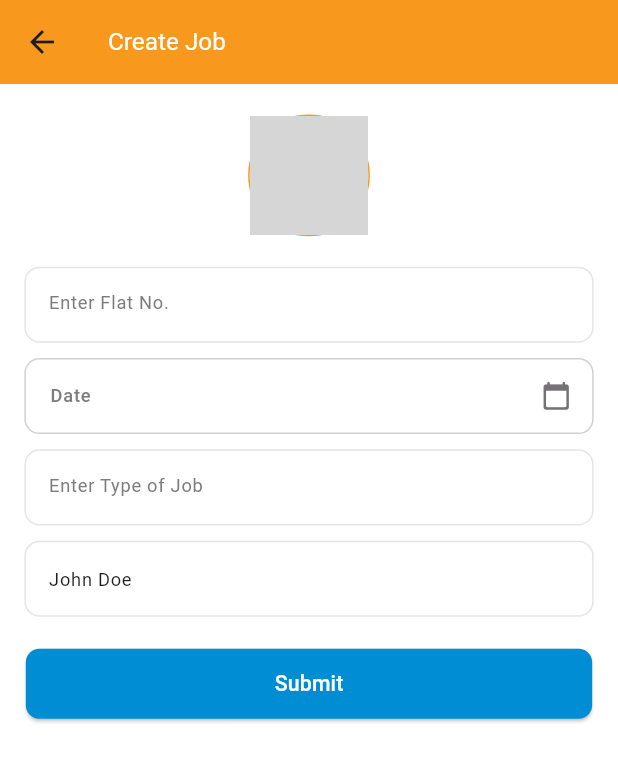
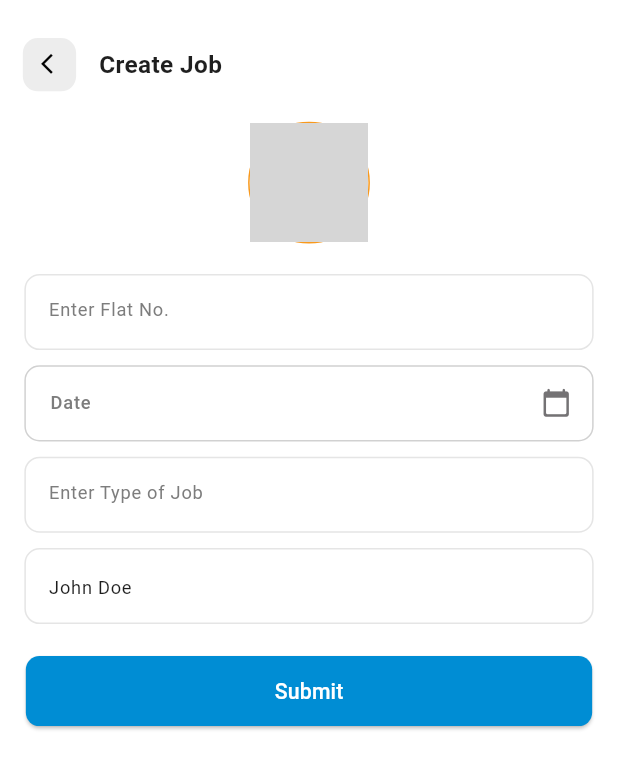
Before and after one commit to athul-velloth/just-connect, a Flutter app: the OwnerDashboard screen opened directly, after a tap on the "add" icon, on a phone screen of 412 x 824 dp. Shown: the top 769 px of the screen. Run offline on Flutter 3.47's test engine with Material 3 defaults, Android fonts, the phone set to English and light mode, and no system bars; our stand-ins replace flutter_screenutil, get, image_picker, permission_handler; network calls fail; grey boxes are pictures that could not be loaded.

Commit message:
updated app bar.

```diff
--- a/lib/Ui/owner_dashboard/create_job.dart
+++ b/lib/Ui/owner_dashboard/create_job.dart
@@ -30,25 +30,63 @@ class _CreateJobState extends State<CreateJob> {
 
   @override
   Widget build(BuildContext context) {
-    return Scaffold(
+    return SafeArea(
+      top: false,
+      child: Scaffold(
         backgroundColor: ColorConstant.white,
-      appBar: AppBar(
-        title: Text(
+        body: Column(
+          children: [
+            SizedBox(
+              height: MediaQuery.of(context).viewPadding.top,
+            ),
+            Padding(
+              padding: EdgeInsets.only(
+                  left: SizeConstant.getHeightWithScreen(15),
+                  top: SizeConstant.topPadding,
+                  right: SizeConstant.getHeightWithScreen(15)),
+              child: Row(
+                crossAxisAlignment: CrossAxisAlignment.center,
+                children: [
+                  GestureDetector(
+                    onTap: () {
+                      Navigator.of(context).pop();
+                    },
+                    child: Container(
+                      height: SizeConstant.getHeightWithScreen(35),
+                      width: SizeConstant.getHeightWithScreen(35),
+                      padding: EdgeInsets.only(
+                          left: SizeConstant.getHeightWithScreen(12),
+                          bottom: SizeConstant.getHeightWithScreen(10),
+                          right: SizeConstant.getHeightWithScreen(9),
+                          top: SizeConstant.getHeightWithScreen(9)),
+                      decoration: BoxDecoration(
+                        color: ColorConstant.vibBgColor,
+                        borderRadius: const BorderRadius.all(
+                          Radius.circular(10),
+                        ),
+                      ),
+                      child: Icon(
+                        Icons.arrow_back_ios,
+                        color: ColorConstant.black,
+                        size: SizeConstant.getHeightWithScreen(16),
+                      ),
+                    ),
+                  ),
+                  Padding(
+                    padding: EdgeInsets.only(
+                        left: SizeConstant.getHeightWithScreen(15)),
+                    child: Text(
                       Strings.createJob,
                       style: TextStyle(
-              color: ColorConstant.white,
+                        color: ColorConstant.black.withOpacity(0.88),
                         fontSize: SizeConstant.largeFont,
-              fontWeight: FontWeight.w400),
+                        fontWeight: FontWeight.w600,
                       ),
                     ),
-      body: SafeArea(
-        top: true,
-        child: Padding(
-          padding: EdgeInsets.only(
-              left: SizeConstant.horizontalPadding,
-              right: SizeConstant.horizontalPadding),
-          child: Column(
-            children: [
+                  ),
+                ],
+              ),
+            ),
             SizedBox(height: SizeConstant.getHeightWithScreen(20)),
             Container(
               width: SizeConstant.getHeightWithScreen(80),
@@ -70,7 +108,10 @@ class _CreateJobState extends State<CreateJob> {
               ),
             ),
             SizedBox(height: SizeConstant.getHeightWithScreen(20)),
-              CommonTextInputField(
+            Padding(
+              padding: EdgeInsets.symmetric(
+                  horizontal: SizeConstant.horizontalPadding),
+              child: CommonTextInputField(
                 textInputType: TextInputType.number,
                 showLabel: false,
                 height: SizeConstant.getHeightWithScreen(50),
@@ -82,8 +123,12 @@ class _CreateJobState extends State<CreateJob> {
                   setState(() {});
                 },
               ),
+            ),
             SizedBox(height: SizeConstant.getHeightWithScreen(10)),
-              GestureDetector(
+            Padding(
+              padding: EdgeInsets.symmetric(
+                  horizontal: SizeConstant.horizontalPadding),
+              child: GestureDetector(
                 onTap: () async {
                   await selectDate(_ownerController.dateController, (value) {});
                   setState(() {});
@@ -124,8 +169,12 @@ class _CreateJobState extends State<CreateJob> {
                   ),
                 ),
               ),
+            ),
             SizedBox(height: SizeConstant.getHeightWithScreen(10)),
-              CommonTextInputField(
+            Padding(
+              padding: EdgeInsets.symmetric(
+                  horizontal: SizeConstant.horizontalPadding),
+              child: CommonTextInputField(
                 textInputType: TextInputType.text,
                 showLabel: false,
                 height: SizeConstant.getHeightWithScreen(50),
@@ -137,8 +186,12 @@ class _CreateJobState extends State<CreateJob> {
                   setState(() {});
                 },
               ),
+            ),
             SizedBox(height: SizeConstant.getHeightWithScreen(10)),
-              CommonTextInputField(
+            Padding(
+              padding: EdgeInsets.symmetric(
+                  horizontal: SizeConstant.horizontalPadding),
+              child: CommonTextInputField(
                 textInputType: TextInputType.text,
                 showLabel: false,
                 isDisabled: true,
@@ -151,12 +204,19 @@ class _CreateJobState extends State<CreateJob> {
                   setState(() {});
                 },
               ),
+            ),
             SizedBox(height: SizeConstant.getHeightWithScreen(20)),
-              CommonButton(
+            Padding(
+              padding: EdgeInsets.symmetric(
+                  horizontal: SizeConstant.horizontalPadding),
+              child: CommonButton(
                   bgColor: ColorConstant.outletButtonColor,
                   btnHeight: SizeConstant.getHeightWithScreen(48),
                   onTap: () {
-                    if(_ownerController.faltNoController.text.isNotEmpty && _ownerController.dateController.text.isNotEmpty && _ownerController.typeController.text.isNotEmpty && _ownerController.nameController.text.isNotEmpty){}
+                    if (_ownerController.faltNoController.text.isNotEmpty &&
+                        _ownerController.dateController.text.isNotEmpty &&
+                        _ownerController.typeController.text.isNotEmpty &&
+                        _ownerController.nameController.text.isNotEmpty) {}
                     // String pattern =
                     //     r'^[a-zA-Z0-9._%+-]+@[a-zA-Z0-9.-]+\.[a-zA-Z]{2,}$';
                     // RegExp regex = RegExp(pattern);
@@ -165,8 +225,8 @@ class _CreateJobState extends State<CreateJob> {
                     // }
                   },
                   label: Strings.submit),
+            ),
           ],
-          ),
         ),
       ),
     );
--- a/lib/Ui/owner_dashboard/job_card.dart
+++ b/lib/Ui/owner_dashboard/job_card.dart
@@ -27,9 +27,7 @@ class JobCard extends StatelessWidget {
 
   @override
   Widget build(BuildContext context) {
-    return Padding(
-      padding: const EdgeInsets.all(8.0),
-      child: Column(children: [
+    return Column(children: [
       Container(
         padding: EdgeInsets.only(
           left: SizeConstant.getHeightWithScreen(10),
@@ -117,8 +115,7 @@ class JobCard extends StatelessWidget {
           ],
         ),
       ),
-      ]),
-    );
+    ]);
   }
 
   // Function to initiate a phone call
--- a/lib/Ui/owner_dashboard/owner_dashboard.dart
+++ b/lib/Ui/owner_dashboard/owner_dashboard.dart
@@ -4,6 +4,7 @@ import 'package:get/get.dart';
 import 'package:get/get_navigation/get_navigation.dart';
 import 'package:justconnect/Ui/owner_dashboard/create_job.dart';
 import 'package:justconnect/Ui/owner_dashboard/job_card.dart';
+import 'package:justconnect/Ui/worker_dashboard/home.dart';
 import 'package:justconnect/constants/color_constants.dart';
 import 'package:justconnect/constants/size_constants.dart';
 import 'package:justconnect/constants/strings.dart';
@@ -20,7 +21,9 @@ class _OwnerDashboardState extends State<OwnerDashboard> {
   final OwnerController _ownerController = Get.put(OwnerController());
   @override
   Widget build(BuildContext context) {
-    return Scaffold(
+    return SafeArea(
+      top: false,
+      child: Scaffold(
         backgroundColor: ColorConstant.white,
         floatingActionButton: FloatingActionButton(
           backgroundColor: ColorConstant.primaryColor,
@@ -36,41 +39,50 @@ class _OwnerDashboardState extends State<OwnerDashboard> {
             color: ColorConstant.white,
           ),
         ),
-      appBar: AppBar(
-        automaticallyImplyLeading: false,
-        title: Text(
+        body: Column(
+          children: [
+            SizedBox(
+              height: MediaQuery.of(context).viewPadding.top,
+            ),
+            Padding(
+              padding: EdgeInsets.only(
+                  left: SizeConstant.horizontalPadding,
+                  top: SizeConstant.topPadding,
+                  right: SizeConstant.horizontalPadding),
+              child: Row(
+                mainAxisAlignment: MainAxisAlignment.spaceBetween,
+                children: [
+                  Text(
                     Strings.ownerDashboard,
                     style: TextStyle(
-              color: ColorConstant.white,
+                      color: ColorConstant.black.withOpacity(0.88),
                       fontSize: SizeConstant.largeFont,
-              fontWeight: FontWeight.w400),
+                      fontWeight: FontWeight.w600,
                     ),
-        actions: [
-          IconButton(
-              onPressed: () {
-                // navigate to worker's list
+                  ),
+                  GestureDetector(
+                    onTap: () {
+                      Get.to(() => const Home());
                     },
-              icon: Icon(
+                    child: Icon(
                       Icons.exit_to_app,
                       size: SizeConstant.getHeightWithScreen(26),
-                color: ColorConstant.white,
-              ))
+                      color: ColorConstant.black.withOpacity(0.88),
+                    ),
+                  ),
                 ],
               ),
-      body: SafeArea(
-        top: true,
-        child: Padding(
-          padding: EdgeInsets.only(
-              left: SizeConstant.horizontalPadding,
-              right: SizeConstant.horizontalPadding),
-          child: Column(
-            children: [
+            ),
             SizedBox(height: SizeConstant.getHeightWithScreen(20)),
-              Expanded(
+            Padding(
+              padding: EdgeInsets.symmetric(
+                  horizontal: SizeConstant.horizontalPadding),
+              child: Expanded(
                 child: ListView.separated(
+                    padding: EdgeInsets.zero,
                     separatorBuilder: (context, index) {
-                      return const SizedBox(
-                        height: 5,
+                      return SizedBox(
+                        height: SizeConstant.getHeightWithScreen(5),
                       );
                     },
                     shrinkWrap: true,
@@ -78,9 +90,9 @@ class _OwnerDashboardState extends State<OwnerDashboard> {
                     itemBuilder: (context, index) {
                       return JobCard(model: _ownerController.jobList[index]);
                     }),
+              ),
             )
           ],
-          ),
         ),
       ),
     );
```
Lines whose indentation alone changed are shown as unchanged.
